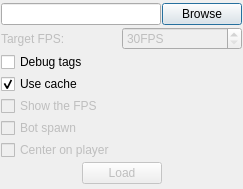
Before: the Qt Designer form tools/map-visualiser/Options.ui in alphaonex86/CatchChallenger, drawn with Qt 5.
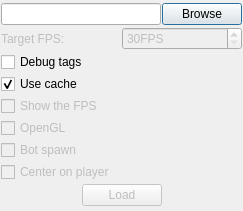
After: the same form once the commit is applied. Icons and pictures are not drawn.

```diff
--- a/tools/map-visualiser/Options.ui
+++ b/tools/map-visualiser/Options.ui
@@ -7,7 +7,7 @@
     <x>0</x>
     <y>0</y>
     <width>239</width>
-    <height>189</height>
+    <height>211</height>
    </rect>
   </property>
   <property name="windowTitle">
@@ -111,6 +111,16 @@
      </property>
     </widget>
    </item>
+   <item>
+    <widget class="QCheckBox" name="openGL">
+     <property name="enabled">
+      <bool>false</bool>
+     </property>
+     <property name="text">
+      <string>OpenGL</string>
+     </property>
+    </widget>
+   </item>
    <item>
     <widget class="QCheckBox" name="botSpawn">
      <property name="enabled">
```
